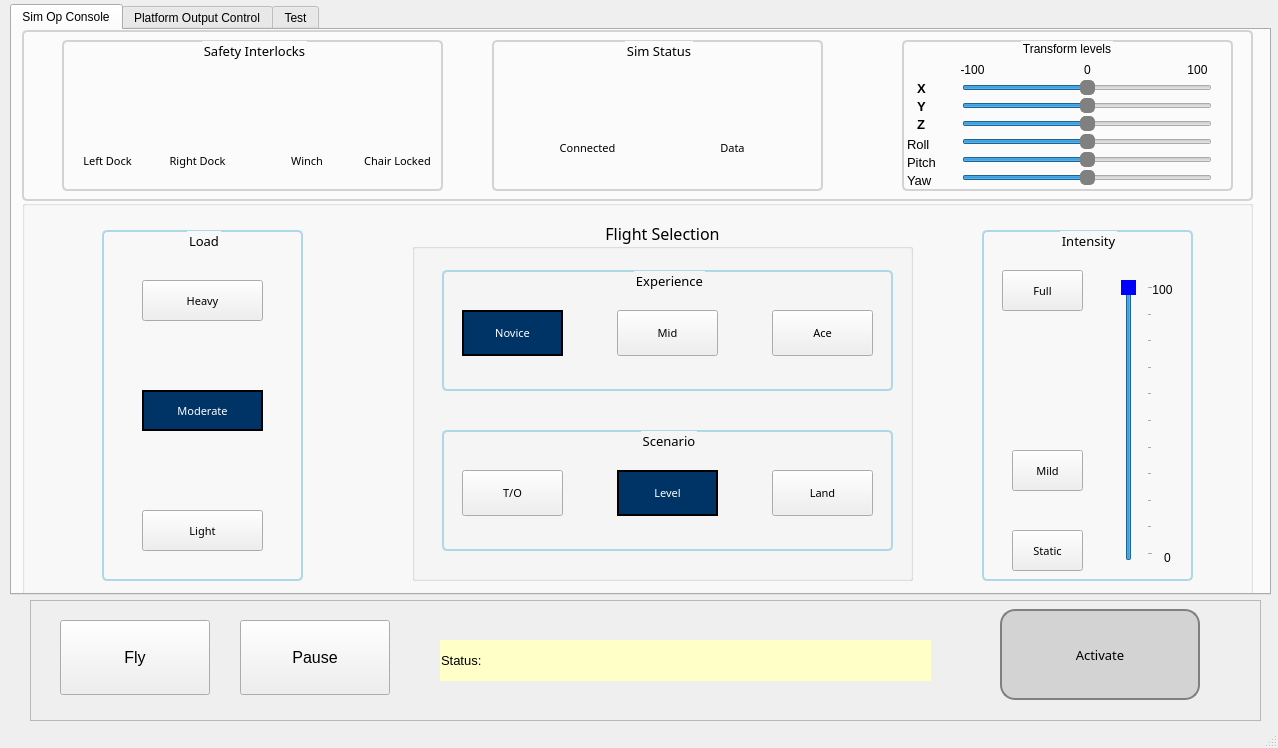
Qt form SimInterface_1280.ui (michaelmargolis/SimOpConsole) before a commit.
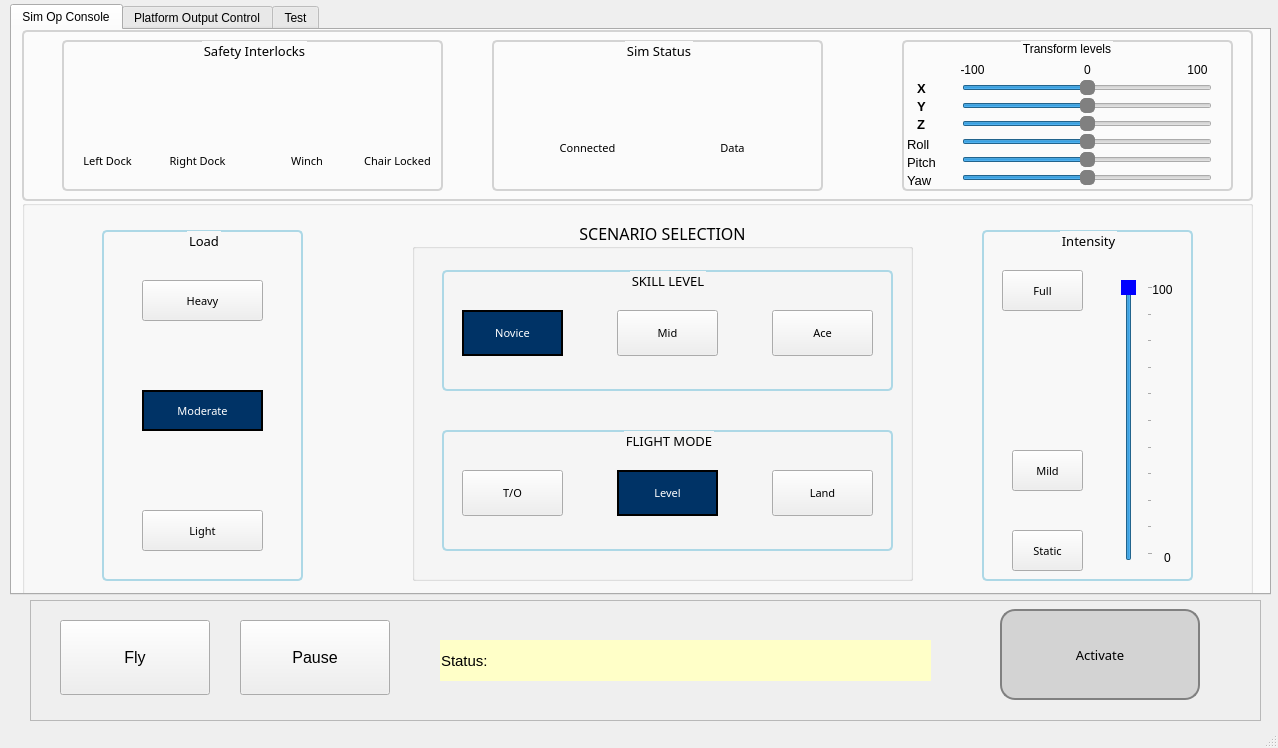
The same form after that commit. Icons and pictures are not drawn.

Commit message: moved all functionality previously in xplane_itf.py into xplane.py Added functionality for switches to select and set xplane flight mode

```diff
--- a/SimInterface_1280.ui
+++ b/SimInterface_1280.ui
@@ -399,7 +399,7 @@
         <string notr="true"/>
        </property>
        <property name="title">
-        <string>Flight Selection</string>
+        <string>SCENARIO SELECTION</string>
        </property>
        <property name="alignment">
         <set>Qt::AlignCenter</set>
@@ -430,7 +430,7 @@
 </string>
         </property>
         <property name="title">
-         <string>Experience</string>
+         <string>SKILL LEVEL</string>
         </property>
         <property name="alignment">
          <set>Qt::AlignCenter</set>
@@ -561,7 +561,7 @@
 </string>
         </property>
         <property name="title">
-         <string>Scenario</string>
+         <string>FLIGHT MODE</string>
         </property>
         <property name="alignment">
          <set>Qt::AlignCenter</set>
@@ -2871,7 +2871,7 @@
      </property>
      <property name="font">
       <font>
-       <pointsize>10</pointsize>
+       <pointsize>11</pointsize>
        <weight>50</weight>
        <bold>false</bold>
       </font>
```
The commit also changes 4 other files.
